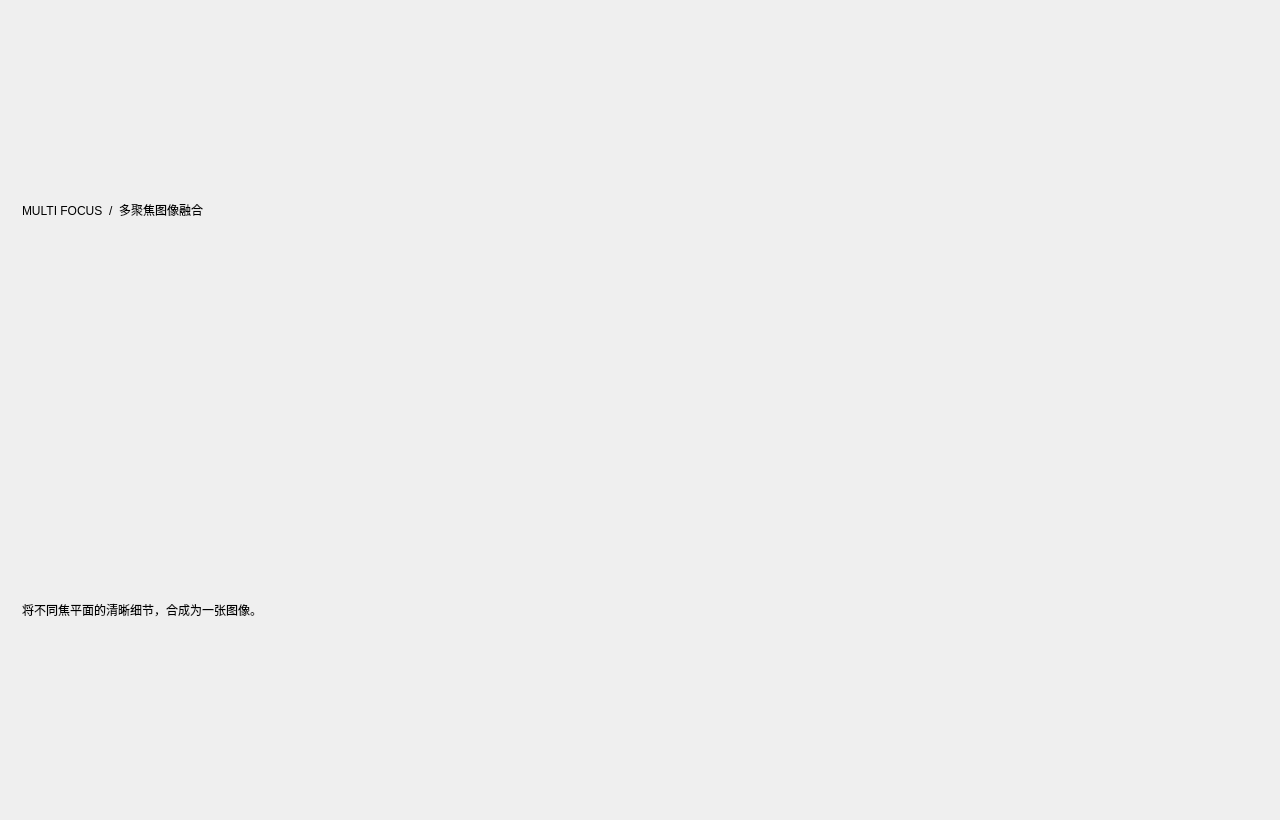
Above: apps/desktop/main_window.ui from hzweifei/Multi-focus-Image-Fusion before the change. Below: the same form after it.
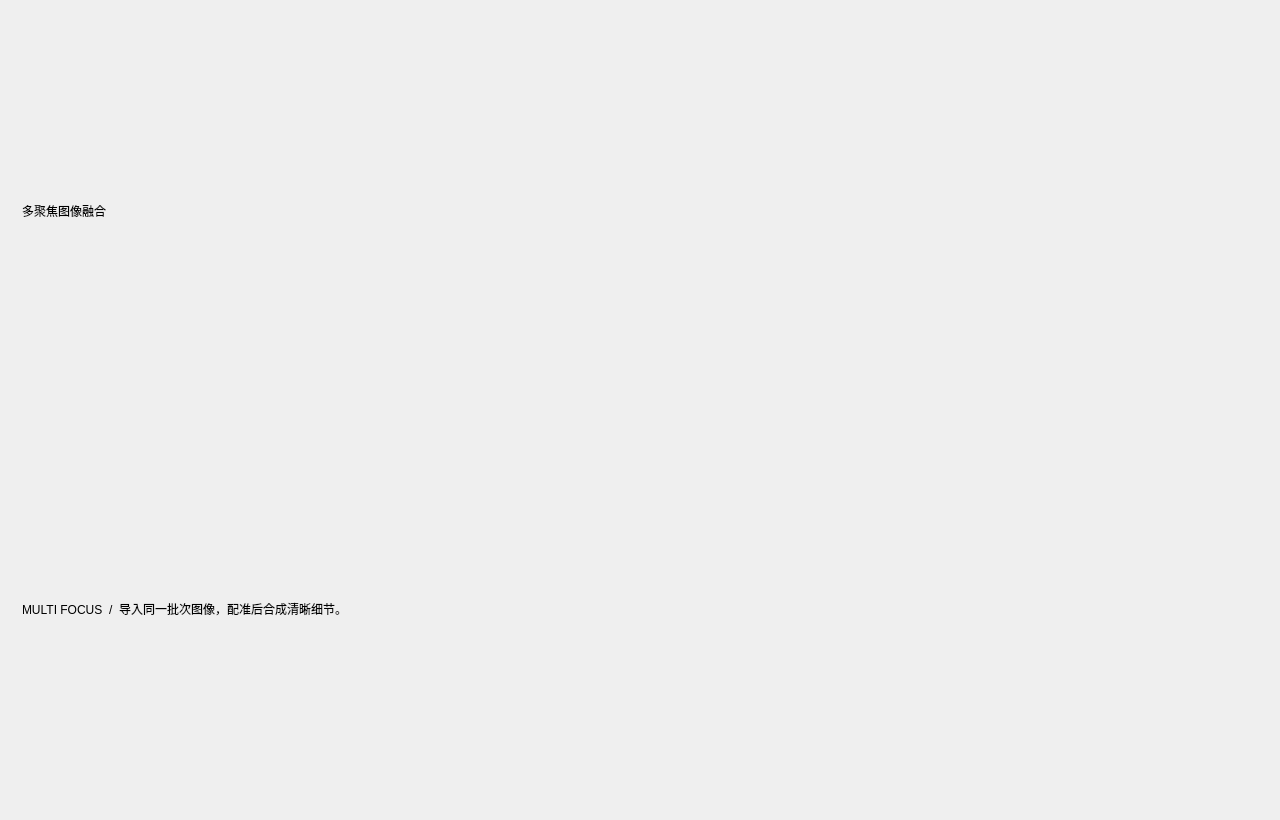
That is the form after the change.

Commit message: 分离配准和融合

```diff
--- a/apps/desktop/main_window.ui
+++ b/apps/desktop/main_window.ui
@@ -7,14 +7,14 @@
   <property name="windowTitle"><string>Multi Focus · 多聚焦图像融合</string></property>
   <widget class="QWidget" name="centralwidget">
    <layout class="QVBoxLayout" name="rootLayout">
-    <property name="spacing"><number>16</number></property>
+    <property name="spacing"><number>12</number></property>
     <property name="leftMargin"><number>22</number></property>
     <property name="topMargin"><number>18</number></property>
     <property name="rightMargin"><number>22</number></property>
     <property name="bottomMargin"><number>18</number></property>
     <!-- 顶部标题的对象名与 style.qss 的选择器一致。 -->
-    <item><widget class="QLabel" name="titleLabel"><property name="text"><string>MULTI FOCUS  /  多聚焦图像融合</string></property></widget></item>
-    <item><widget class="QLabel" name="subtitleLabel"><property name="text"><string>将不同焦平面的清晰细节，合成为一张图像。</string></property></widget></item>
+    <item><widget class="QLabel" name="titleLabel"><property name="text"><string>多聚焦图像融合</string></property></widget></item>
+    <item><widget class="QLabel" name="subtitleLabel"><property name="text"><string>MULTI FOCUS  /  导入同一批次图像，配准后合成清晰细节。</string></property></widget></item>
     <!-- 运行时向此横向布局依次加入参数侧栏和图片预览区。 -->
     <item><layout class="QHBoxLayout" name="workspaceLayout"><property name="spacing"><number>18</number></property></layout></item>
    </layout>
```
The commit also changes 46 other files.
